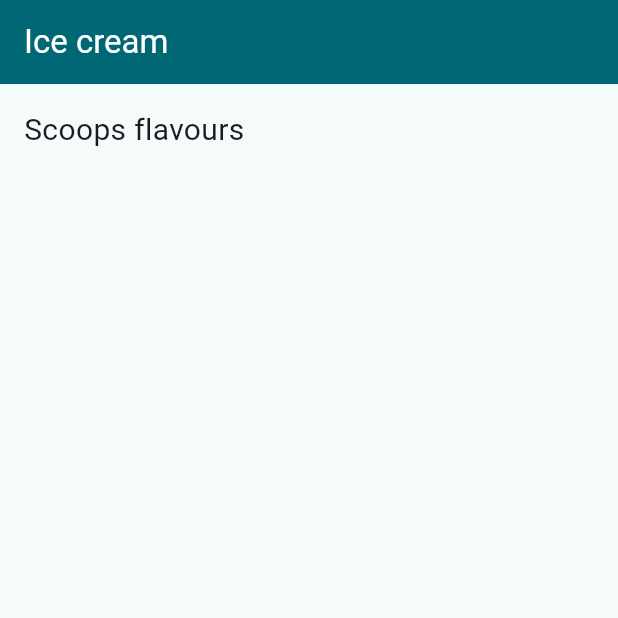
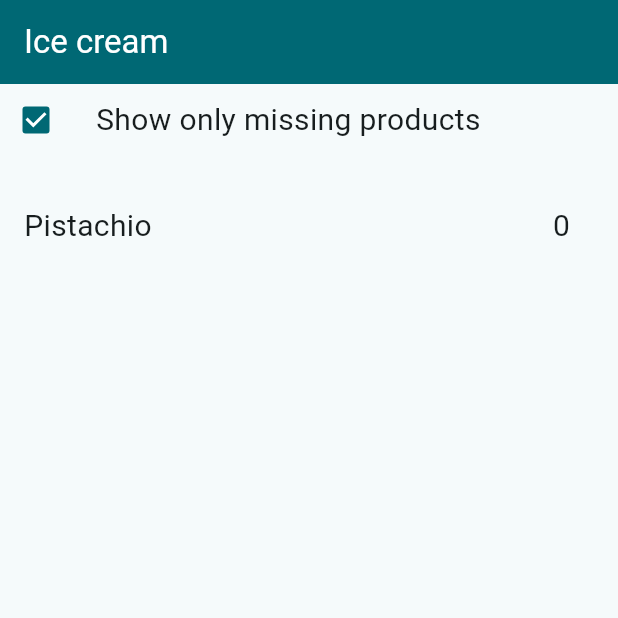
Before and after one commit to florentinmln/Glaces, a Flutter app: the screen it shows after launch, on a phone screen of 412 x 824 dp, the top half of it. Run offline on Flutter 3.47's test engine with Material 3 defaults, Android fonts, the phone set to English and light mode, and no system bars; our stand-ins replace get_it.

Commit message:
affichage non dynamique

```diff
--- /dev/null
+++ b/glaces/lib/view/ice_cream_widget.dart
@@ -0,0 +1,24 @@
+import 'package:flutter/material.dart';
+import '../data/ice.dart';
+
+class IceCreamWidget extends StatelessWidget {
+  final Ice ice;
+
+  const IceCreamWidget({super.key, required this.ice});
+
+  @override
+  Widget build(BuildContext context) {
+    // TODO: implement build
+    return Padding(
+      padding: const EdgeInsets.all(16.0),
+      child: Row(
+        children: [
+          Expanded(child: Text(ice.name)),
+          const SizedBox(width: 16),
+          Text("${ice.quantity}"),
+          const SizedBox(width: 16),
+        ],
+      )
+    );
+  }
+}
--- a/glaces/lib/view/stock_widget.dart
+++ b/glaces/lib/view/stock_widget.dart
@@ -1,19 +1,42 @@
 import 'package:flutter/material.dart';
+import 'package:get_it/get_it.dart';
+import 'package:glaces/view/ice_cream_widget.dart';
+import '../repository/stock_repository.dart';
 
 class StockWidget extends StatelessWidget {
   const StockWidget({super.key});
 
   @override
   Widget build(BuildContext context) {
-    // TODO: implement build
+    bool onlyMissingIcecream = true;
+    final stockRepository = GetIt.instance<StockRepository>();
+    final icecream = onlyMissingIcecream
+        ? stockRepository.icecream
+            .where((ice) => ice.quantity == 0)
+            .toList()
+        : stockRepository.icecream;
     return Scaffold(
       appBar: AppBar(
         title: const Text("Ice cream")
       ),
-      body: const Padding(
-        padding: EdgeInsets.all(16.0),
-        child: Text("Scoops flavours"),
-      ),
-    );
+      body: Column(children: [
+        Row(children: [
+          Checkbox(value: onlyMissingIcecream,
+              onChanged: (bool? value) {
+                onlyMissingIcecream = value!;
+              },
+          ),
+          const SizedBox(width: 16),
+          const Expanded(child: Text("Show only missing products"))
+        ]),
+        const SizedBox(height: 16),
+        Expanded(
+            child: ListView.builder(
+                itemCount: icecream.length,
+                itemBuilder: (BuildContext contex, int index){
+                  return IceCreamWidget(ice: icecream[index]);
+                }))
+
+      ]));
   }
 }
```
Also changed, not shown: glaces/lib/view/ice_cream_view.dart (deleted).
